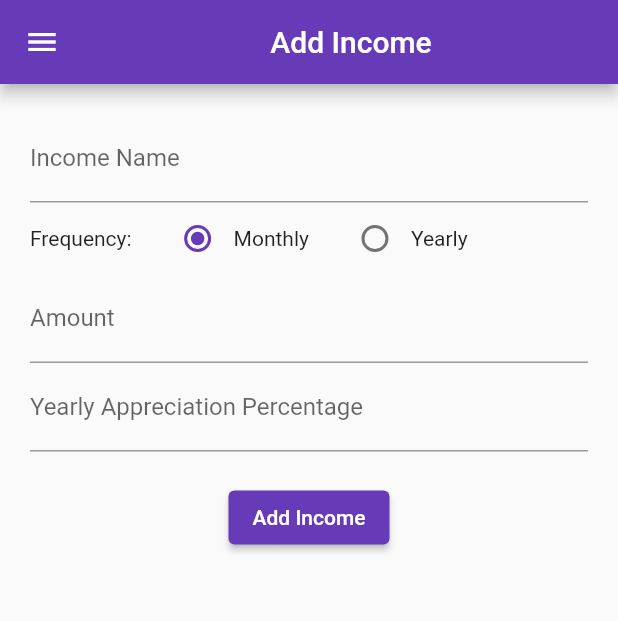
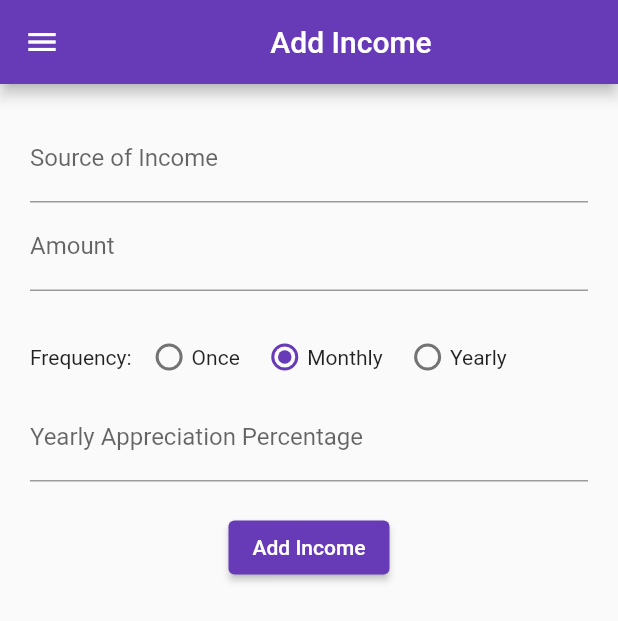
Before and after one commit to sunnyjaiswal22/finsim, a Flutter app: the AddIncomeScreen screen opened by its route, on a phone screen of 412 x 824 dp. Shown: the top 621 px of the screen. Run offline on Flutter 3.47's test engine with Material 2 defaults, Android fonts, the phone set to English and light mode, and no system bars; our stand-ins replace fl_chart, sqflite; accounts and stored records are empty.

Commit message:
Properly calculating amount in chart based on frequency. Reordered form fields. Not showing tooltip in chart if case of zero amount as it overlaps with bottom titles

```diff
--- a/lib/screens/add_income_screen.dart
+++ b/lib/screens/add_income_screen.dart
@@ -5,7 +5,7 @@ import 'package:finsim/widgets/navigation_drawer.dart';
 import 'package:flutter/material.dart';
 import 'package:flutter/services.dart';
 
-enum IncomeFrequency { Monthly, Yearly }
+enum IncomeFrequency { Once, Monthly, Yearly }
 final _formKey = GlobalKey<FormState>();
 Income income = Income();
 
@@ -31,44 +31,17 @@ class _AddIncomeScreenState extends State<AddIncomeScreen> {
             children: [
               TextFormField(
                 decoration: const InputDecoration(
-                  labelText: 'Income Name',
+                  labelText: 'Source of Income',
                 ),
                 validator: (value) {
                   if (value == null || value.isEmpty) {
-                    return "Please enter name of the income";
+                    return "Please enter source of income";
                   }
                   return null;
                 },
                 onChanged: (value) {
                   income.name = value;
                 },
-              ),
-              Row(
-                children: [
-                  Text('Frequency:'),
-                  SizedBox(width: 20),
-                  Radio<IncomeFrequency>(
-                    value: IncomeFrequency.Monthly,
-                    groupValue: income.frequency,
-                    onChanged: (IncomeFrequency? value) {
-                      setState(() {
-                        income.frequency = value!;
-                      });
-                    },
-                  ),
-                  Text('Monthly'),
-                  SizedBox(width: 20),
-                  Radio<IncomeFrequency>(
-                    value: IncomeFrequency.Yearly,
-                    groupValue: income.frequency,
-                    onChanged: (IncomeFrequency? value) {
-                      setState(() {
-                        income.frequency = value!;
-                      });
-                    },
-                  ),
-                  Text('Yearly'),
-                ],
               ),
               TextFormField(
                 decoration: const InputDecoration(
@@ -84,6 +57,54 @@ class _AddIncomeScreenState extends State<AddIncomeScreen> {
                 onChanged: (value) {
                   income.amount = value.isEmpty ? 0 : int.parse(value);
                 },
+              ),
+              SizedBox(height: 20),
+              Row(
+                children: [
+                  Text('Frequency:'),
+                  SizedBox(width: 10),
+                  SizedBox(
+                    width: 30,
+                    child: Radio<IncomeFrequency>(
+                      value: IncomeFrequency.Once,
+                      groupValue: income.frequency,
+                      onChanged: (IncomeFrequency? value) {
+                        setState(() {
+                          income.frequency = value!;
+                        });
+                      },
+                    ),
+                  ),
+                  Text('Once'),
+                  SizedBox(width: 15),
+                  SizedBox(
+                    width: 30,
+                    child: Radio<IncomeFrequency>(
+                      value: IncomeFrequency.Monthly,
+                      groupValue: income.frequency,
+                      onChanged: (IncomeFrequency? value) {
+                        setState(() {
+                          income.frequency = value!;
+                        });
+                      },
+                    ),
+                  ),
+                  Text('Monthly'),
+                  SizedBox(width: 15),
+                  SizedBox(
+                    width: 30,
+                    child: Radio<IncomeFrequency>(
+                      value: IncomeFrequency.Yearly,
+                      groupValue: income.frequency,
+                      onChanged: (IncomeFrequency? value) {
+                        setState(() {
+                          income.frequency = value!;
+                        });
+                      },
+                    ),
+                  ),
+                  Text('Yearly'),
+                ],
               ),
               TextFormField(
                 decoration: const InputDecoration(
```
Also changed, not shown: lib/screens/add_expenditure_screen.dart (+50 -29 lines), lib/screens/dashboard_screen.dart (+43 -11 lines).
